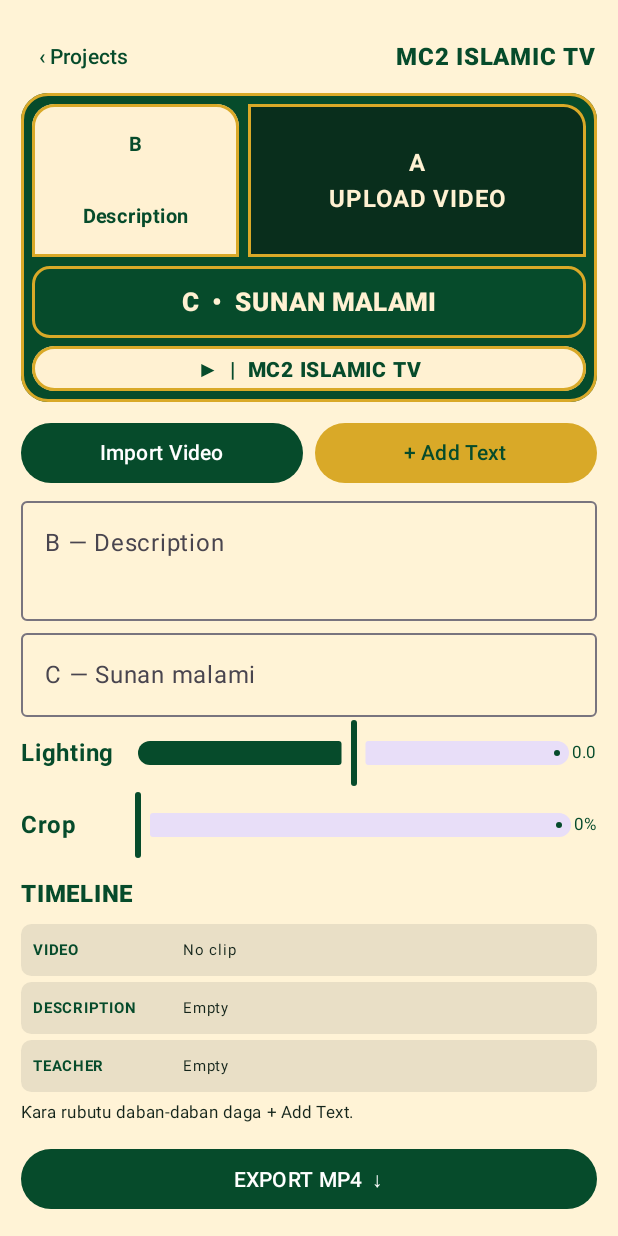
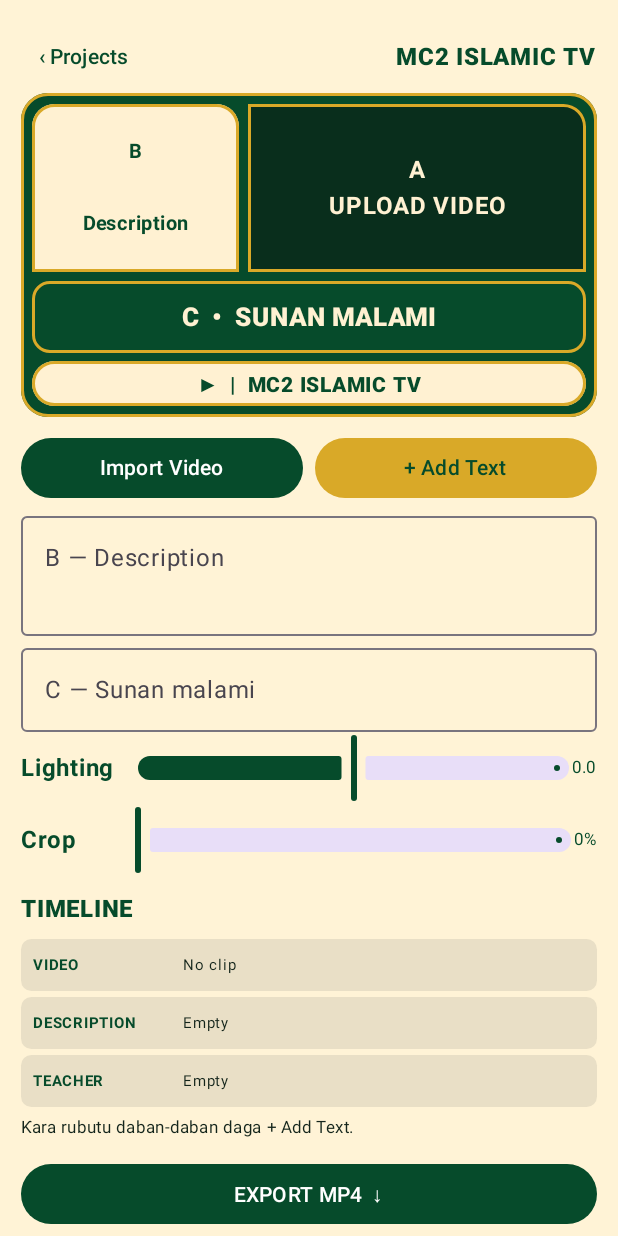
Before and after one commit to ygyhamzatijjani79-maker/yasir-video-editor-android, an Android app built with Jetpack Compose: the composable MC2App shown on its own in the app's theme, after a tap on "New project", on a phone screen of 412 x 824 dp. Run offline under Robolectric (Android 15) with nearby library versions, the phone set to English and light mode, and no system bars; 1 statement that could not run was skipped.

Commit message:
Make editor screen scrollable on smaller Android displays

```diff
--- a/app/src/main/java/com/mc2islamictv/editor/MainActivity.kt
+++ b/app/src/main/java/com/mc2islamictv/editor/MainActivity.kt
@@ -13,6 +13,8 @@ import androidx.activity.result.contract.ActivityResultContracts
 import androidx.compose.foundation.background
 import androidx.compose.foundation.clickable
 import androidx.compose.foundation.layout.*
+import androidx.compose.foundation.rememberScrollState
+import androidx.compose.foundation.verticalScroll
 import androidx.compose.foundation.lazy.LazyColumn
 import androidx.compose.foundation.lazy.items
 import androidx.compose.foundation.shape.RoundedCornerShape
@@ -150,7 +152,7 @@ private fun HomeScreen(projects: List<Project>, onNew: () -> Unit, onOpen: (Proj
 private fun EditorScreen(project: Project, onBack: () -> Unit, onChange: (Project) -> Unit, onPickVideo: () -> Unit, onExport: () -> Unit, exporting: Boolean, exportMessage: String) {
     var newOverlay by remember { mutableStateOf("") }
     var showOverlayDialog by remember { mutableStateOf(false) }
-    Column(Modifier.fillMaxSize().background(Cream).padding(14.dp)) {
+    Column(Modifier.fillMaxSize().background(Cream).verticalScroll(rememberScrollState()).padding(14.dp)) {
         Row(verticalAlignment = Alignment.CenterVertically) {
             TextButton(onClick = onBack) { Text("‹ Projects", color = Emerald) }
             Spacer(Modifier.weight(1f))
@@ -160,7 +162,7 @@ private fun EditorScreen(project: Project, onBack: () -> Unit, onChange: (Projec
             videoUri = project.video,
             description = project.description,
             teacher = project.teacher,
-            modifier = Modifier.fillMaxWidth().weight(1f)
+            modifier = Modifier.fillMaxWidth().aspectRatio(16f / 9f)
         )
         Spacer(Modifier.height(10.dp))
         Row(horizontalArrangement = Arrangement.spacedBy(8.dp), modifier = Modifier.fillMaxWidth()) {
```
